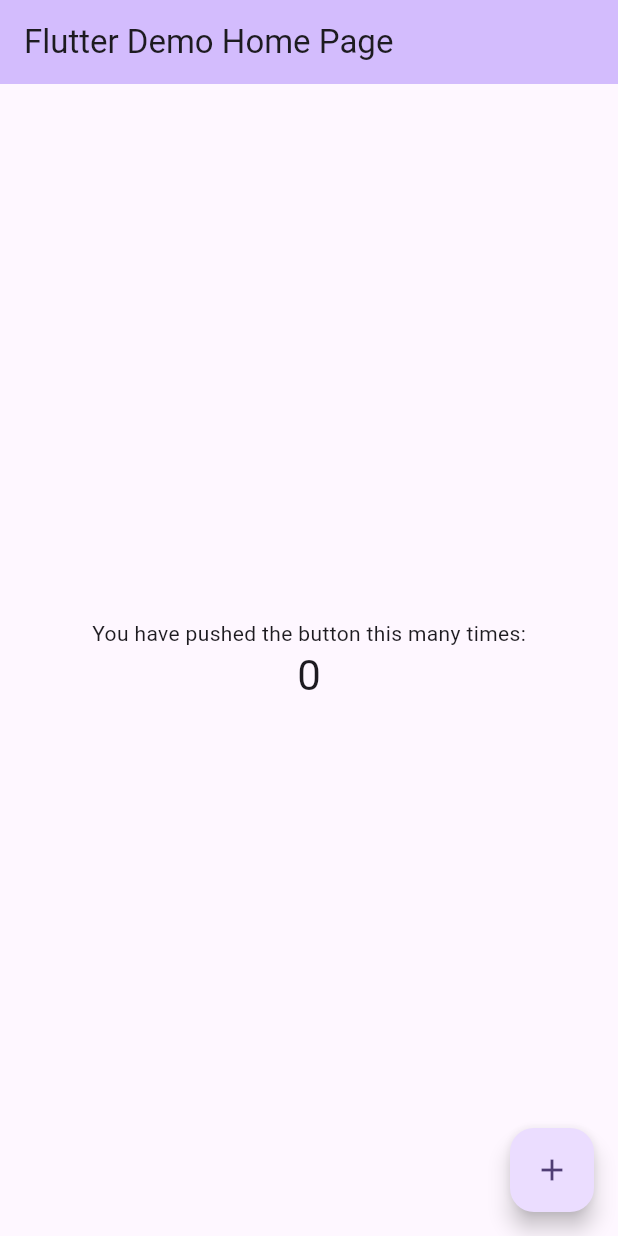
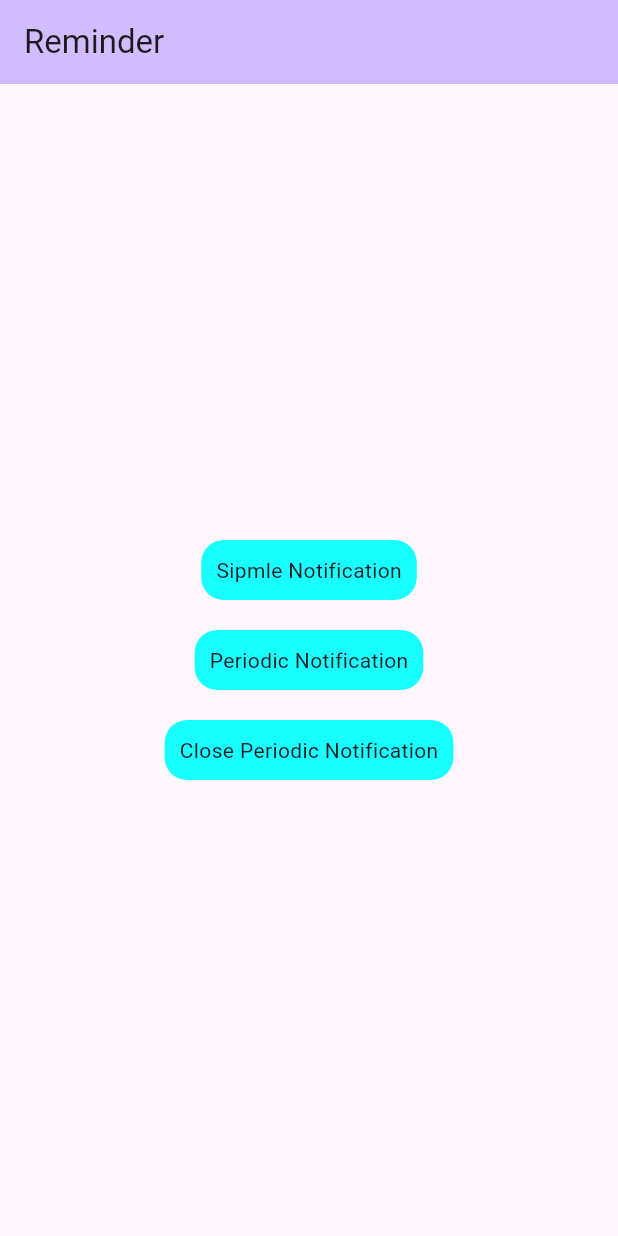
Before and after one commit to Arshadshaykh/reminderApp, a Flutter app: the screen it shows after launch, on a phone screen of 412 x 824 dp. Run offline on Flutter 3.47's test engine with Material 3 defaults, Android fonts, the phone set to English and light mode, and no system bars; our stand-ins replace flutter_local_notifications.

```diff
--- /dev/null
+++ b/lib/controller/notification_controller.dart
@@ -0,0 +1,67 @@
+import 'package:flutter/material.dart';
+import 'package:flutter_local_notifications/flutter_local_notifications.dart';
+
+class LocalNotification {
+  static final FlutterLocalNotificationsPlugin flutterLocalNotificationsPlugin =
+      FlutterLocalNotificationsPlugin();
+// initialization
+  static Future init() async {
+    const AndroidInitializationSettings initializationSettingsAndroid =
+        AndroidInitializationSettings('@mipmap/ic_launcher');
+    final DarwinInitializationSettings initializationSettingsDarwin =
+        DarwinInitializationSettings(
+      onDidReceiveLocalNotification: (id, title, body, payload) => null,
+    );
+    final LinuxInitializationSettings initializationSettingsLinux =
+        LinuxInitializationSettings(defaultActionName: 'Open notification');
+    final InitializationSettings initializationSettings =
+        InitializationSettings(
+            android: initializationSettingsAndroid,
+            iOS: initializationSettingsDarwin,
+            linux: initializationSettingsLinux);
+    flutterLocalNotificationsPlugin.initialize(
+      initializationSettings,
+      onDidReceiveNotificationResponse: (details) => null,
+    );
+  }
+
+  // Simple Notification
+  static Future showSimpleNotification({
+    required String title,
+    required String body,
+    required String payload,
+  }) async {
+    const AndroidNotificationDetails androidNotificationDetails =
+        AndroidNotificationDetails('your channel id', 'your channel name',
+            channelDescription: 'your channel description',
+            importance: Importance.max,
+            priority: Priority.high,
+            ticker: 'ticker');
+    const NotificationDetails notificationDetails =
+        NotificationDetails(android: androidNotificationDetails);
+    await flutterLocalNotificationsPlugin
+        .show(0, title, body, notificationDetails, payload: payload);
+  }
+
+  // Periodic Notification
+  static Future showPeriodicNotification({
+    // required int id,
+    required String title,
+    required String body,
+    // required RepeatInterval repeatInterval,
+    required String payload,
+  }) async {
+    const AndroidNotificationDetails androidNotificationDetails =
+        AndroidNotificationDetails('channel 2', 'your channel name',
+            channelDescription: 'your channel description',
+            importance: Importance.max,
+            priority: Priority.high,
+            ticker: 'ticker');
+    const NotificationDetails notificationDetails =
+        NotificationDetails(android: androidNotificationDetails);
+    await flutterLocalNotificationsPlugin.periodicallyShow(1, title, body, RepeatInterval.everyMinute, notificationDetails);
+  }
+  static Future close({required int id,})async{
+    await flutterLocalNotificationsPlugin.cancel(id);
+  }
+}
--- a/lib/main.dart
+++ b/lib/main.dart
@@ -1,125 +1,27 @@
 import 'package:flutter/material.dart';
+import 'package:reminderapp/controller/notification_controller.dart';
 
-void main() {
+import 'views/home.dart';
+
+void main()async {
+  WidgetsFlutterBinding.ensureInitialized();
+  await LocalNotification.init();
   runApp(const MyApp());
 }
 
 class MyApp extends StatelessWidget {
   const MyApp({super.key});
 
-  // This widget is the root of your application.
   @override
   Widget build(BuildContext context) {
     return MaterialApp(
-      title: 'Flutter Demo',
+      title: 'Reminder Application',
       theme: ThemeData(
-        // This is the theme of your application.
-        //
-        // TRY THIS: Try running your application with "flutter run". You'll see
-        // the application has a blue toolbar. Then, without quitting the app,
-        // try changing the seedColor in the colorScheme below to Colors.green
-        // and then invoke "hot reload" (save your changes or press the "hot
-        // reload" button in a Flutter-supported IDE, or press "r" if you used
-        // the command line to start the app).
-        //
-        // Notice that the counter didn't reset back to zero; the application
-        // state is not lost during the reload. To reset the state, use hot
-        // restart instead.
-        //
-        // This works for code too, not just values: Most code changes can be
-        // tested with just a hot reload.
+
         colorScheme: ColorScheme.fromSeed(seedColor: Colors.deepPurple),
         useMaterial3: true,
       ),
-      home: const MyHomePage(title: 'Flutter Demo Home Page'),
+      home: const MyHomePage(),
     );
   }
 }
-
-class MyHomePage extends StatefulWidget {
-  const MyHomePage({super.key, required this.title});
-
-  // This widget is the home page of your application. It is stateful, meaning
-  // that it has a State object (defined below) that contains fields that affect
-  // how it looks.
-
-  // This class is the configuration for the state. It holds the values (in this
-  // case the title) provided by the parent (in this case the App widget) and
-  // used by the build method of the State. Fields in a Widget subclass are
-  // always marked "final".
-
-  final String title;
-
-  @override
-  State<MyHomePage> createState() => _MyHomePageState();
-}
-
-class _MyHomePageState extends State<MyHomePage> {
-  int _counter = 0;
-
-  void _incrementCounter() {
-    setState(() {
-      // This call to setState tells the Flutter framework that something has
-      // changed in this State, which causes it to rerun the build method below
-      // so that the display can reflect the updated values. If we changed
-      // _counter without calling setState(), then the build method would not be
-      // called again, and so nothing would appear to happen.
-      _counter++;
-    });
-  }
-
-  @override
-  Widget build(BuildContext context) {
-    // This method is rerun every time setState is called, for instance as done
-    // by the _incrementCounter method above.
-    //
-    // The Flutter framework has been optimized to make rerunning build methods
-    // fast, so that you can just rebuild anything that needs updating rather
-    // than having to individually change instances of widgets.
-    return Scaffold(
-      appBar: AppBar(
-        // TRY THIS: Try changing the color here to a specific color (to
-        // Colors.amber, perhaps?) and trigger a hot reload to see the AppBar
-        // change color while the other colors stay the same.
-        backgroundColor: Theme.of(context).colorScheme.inversePrimary,
-        // Here we take the value from the MyHomePage object that was created by
-        // the App.build method, and use it to set our appbar title.
-        title: Text(widget.title),
-      ),
-      body: Center(
-        // Center is a layout widget. It takes a single child and positions it
-        // in the middle of the parent.
-        child: Column(
-          // Column is also a layout widget. It takes a list of children and
-          // arranges them vertically. By default, it sizes itself to fit its
-          // children horizontally, and tries to be as tall as its parent.
-          //
-          // Column has various properties to control how it sizes itself and
-          // how it positions its children. Here we use mainAxisAlignment to
-          // center the children vertically; the main axis here is the vertical
-          // axis because Columns are vertical (the cross axis would be
-          // horizontal).
-          //
-          // TRY THIS: Invoke "debug painting" (choose the "Toggle Debug Paint"
-          // action in the IDE, or press "p" in the console), to see the
-          // wireframe for each widget.
-          mainAxisAlignment: MainAxisAlignment.center,
-          children: <Widget>[
-            const Text(
-              'You have pushed the button this many times:',
-            ),
-            Text(
-              '$_counter',
-              style: Theme.of(context).textTheme.headlineMedium,
-            ),
-          ],
-        ),
-      ),
-      floatingActionButton: FloatingActionButton(
-        onPressed: _incrementCounter,
-        tooltip: 'Increment',
-        child: const Icon(Icons.add),
-      ), // This trailing comma makes auto-formatting nicer for build methods.
-    );
-  }
-}
--- /dev/null
+++ b/lib/views/home.dart
@@ -0,0 +1,83 @@
+import 'package:flutter/material.dart';
+import 'package:flutter_local_notifications/flutter_local_notifications.dart';
+import 'package:reminderapp/controller/notification_controller.dart';
+
+class MyHomePage extends StatefulWidget {
+  const MyHomePage({super.key});
+
+  @override
+  State<MyHomePage> createState() => _MyHomePageState();
+}
+
+class _MyHomePageState extends State<MyHomePage> {
+  @override
+  Widget build(BuildContext context) {
+    return Scaffold(
+      appBar: AppBar(
+        backgroundColor: Theme.of(context).colorScheme.inversePrimary,
+        title: Text('Reminder'),
+      ),
+      body: Container(
+        width: double.infinity,
+        margin: EdgeInsets.symmetric(horizontal: 10),
+        child: Column(
+          mainAxisAlignment: MainAxisAlignment.center,
+          crossAxisAlignment: CrossAxisAlignment.center,
+          children: [
+            GestureDetector(
+              onTap: () {
+                LocalNotification.showSimpleNotification(
+                    title: 'Simple Notification',
+                    body: 'this is Simple Notification',
+                    payload: 'payload');
+              },
+              child: Container(
+                padding: EdgeInsets.all(10),
+                decoration: BoxDecoration(
+                    color: Colors.cyanAccent,
+                    borderRadius: BorderRadius.all(Radius.circular(15))),
+                child: Text('Sipmle Notification'),
+              ),
+            ),
+            SizedBox(
+              height: 20,
+            ),
+            GestureDetector(
+              onTap: () {
+                LocalNotification.showPeriodicNotification(
+                  title: 'Periodic notification',
+                  body: 'this is Periodic notification',
+                  payload: 'payload',
+                );
+              },
+              child: Container(
+                padding: EdgeInsets.all(10),
+                decoration: BoxDecoration(
+                    color: Colors.cyanAccent,
+                    borderRadius: BorderRadius.all(Radius.circular(15))),
+                child: Text('Periodic Notification'),
+              ),
+            ),
+            SizedBox(
+              height: 20,
+            ),
+            GestureDetector(
+              onTap: () {
+                LocalNotification.close(
+                  id: 1
+                );
+              },
+              child: Container(
+                padding: EdgeInsets.all(10),
+                decoration: BoxDecoration(
+                    color: Colors.cyanAccent,
+                    borderRadius: BorderRadius.all(Radius.circular(15))),
+                child: Text('Close Periodic Notification'),
+              ),
+            ),
+          ],
+        ),
+      ),
+    );
+  }
+}
--- a/pubspec.yaml
+++ b/pubspec.yaml
@@ -35,6 +35,7 @@ dependencies:
   # The following adds the Cupertino Icons font to your application.
   # Use with the CupertinoIcons class for iOS style icons.
   cupertino_icons: ^1.0.2
+  flutter_local_notifications: ^17.0.0
 
 dev_dependencies:
   flutter_test:
```
Also changed, not shown: 4 other files.
